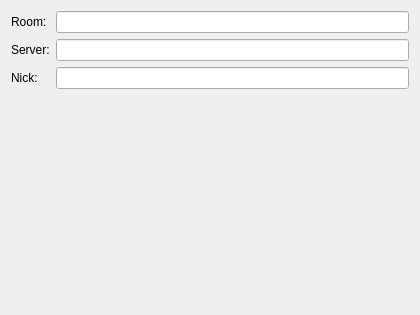
Above: protocols/jabber/ui/dlgchatjoin.ui from KDE/kopete before the change. Below: the same form after it.
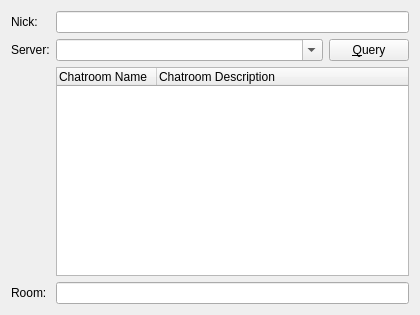
That is the form after the change. Custom widgets are drawn as their Qt base class.

The edit to the form file:
```diff
--- a/protocols/jabber/ui/dlgchatjoin.ui
+++ b/protocols/jabber/ui/dlgchatjoin.ui
@@ -9,18 +9,16 @@
     <height>315</height>
    </rect>
   </property>
-  <layout class="QVBoxLayout" >
-   <item>
-    <layout class="QGridLayout" >
+  <layout class="QGridLayout" name="gridLayout" >
      <item row="0" column="0" >
-      <widget class="QLabel" name="label" >
+    <widget class="QLabel" name="label_3" >
        <property name="text" >
-        <string>Room:</string>
+      <string>Nick:</string>
        </property>
       </widget>
      </item>
-     <item row="0" column="1" >
-      <widget class="KLineEdit" name="leRoom" />
+   <item row="0" column="1" colspan="2" >
+    <widget class="KLineEdit" name="leNick" />
      </item>
      <item row="1" column="0" >
       <widget class="QLabel" name="label_2" >
@@ -30,32 +28,51 @@
       </widget>
      </item>
      <item row="1" column="1" >
-      <widget class="KLineEdit" name="leServer" />
-     </item>
-     <item row="2" column="0" >
-      <widget class="QLabel" name="label_3" >
+    <widget class="QComboBox" name="leServer" >
+     <property name="sizePolicy" >
+      <sizepolicy vsizetype="Fixed" hsizetype="MinimumExpanding" >
+       <horstretch>0</horstretch>
+       <verstretch>0</verstretch>
+      </sizepolicy>
+     </property>
+     <property name="editable" >
+      <bool>true</bool>
+     </property>
+    </widget>
+   </item>
+   <item row="1" column="2" >
+    <widget class="QPushButton" name="pbQuery" >
        <property name="text" >
-        <string>Nick:</string>
+      <string>&amp;Query</string>
        </property>
       </widget>
      </item>
-     <item row="2" column="1" >
-      <widget class="KLineEdit" name="leNick" />
-     </item>
-    </layout>
-   </item>
-   <item>
-    <spacer>
-     <property name="orientation" >
-      <enum>Qt::Vertical</enum>
+   <item row="2" column="1" colspan="2" >
+    <widget class="QTreeWidget" name="tblChatRoomsList" >
+     <property name="rootIsDecorated" >
+      <bool>false</bool>
      </property>
-     <property name="sizeHint" >
-      <size>
-       <width>20</width>
-       <height>40</height>
-      </size>
-     </property>
-    </spacer>
+     <column>
+      <property name="text" >
+       <string>Chatroom Name</string>
+      </property>
+     </column>
+     <column>
+      <property name="text" >
+       <string>Chatroom Description</string>
+      </property>
+     </column>
+    </widget>
+   </item>
+   <item row="3" column="0" >
+    <widget class="QLabel" name="label" >
+     <property name="text" >
+      <string>Room:</string>
+     </property>
+    </widget>
+   </item>
+   <item row="3" column="1" colspan="2" >
+    <widget class="KLineEdit" name="leRoom" />
    </item>
   </layout>
  </widget>
```
Lines whose indentation alone changed are shown as unchanged.
